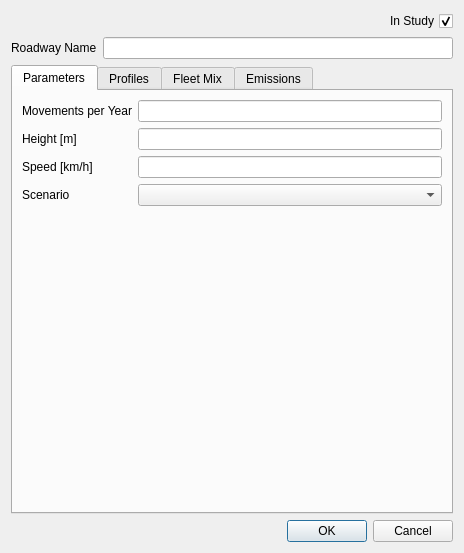
Above: open_alaqs/ui/ui_roadways.ui from eurocontrol-asu/open_alaqs before the change. Below: the same form after it.
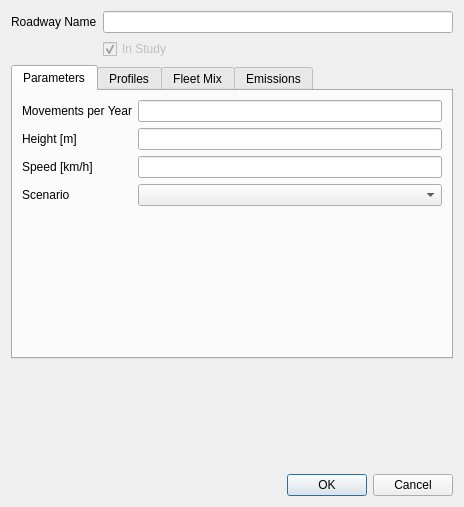
That is the form after the change.

The edit to the form file:
```diff
--- a/open_alaqs/ui/ui_roadways.ui
+++ b/open_alaqs/ui/ui_roadways.ui
@@ -7,7 +7,7 @@
     <x>0</x>
     <y>0</y>
     <width>464</width>
-    <height>553</height>
+    <height>507</height>
    </rect>
   </property>
   <property name="windowTitle">
@@ -25,52 +25,32 @@
      <property name="rightMargin">
       <number>0</number>
      </property>
-     <item row="0" column="1">
-      <layout class="QHBoxLayout" name="horizontalLayout_10">
-       <property name="topMargin">
-        <number>0</number>
-       </property>
-       <property name="rightMargin">
-        <number>0</number>
-       </property>
-       <item>
-        <spacer name="horizontalSpacer_2">
-         <property name="orientation">
-          <enum>Qt::Horizontal</enum>
-         </property>
-         <property name="sizeHint" stdset="0">
-          <size>
-           <width>40</width>
-           <height>20</height>
-          </size>
-         </property>
-        </spacer>
-       </item>
-       <item>
-        <widget class="QCheckBox" name="instudy">
-         <property name="layoutDirection">
-          <enum>Qt::RightToLeft</enum>
-         </property>
-         <property name="text">
-          <string>In Study</string>
-         </property>
-         <property name="checked">
-          <bool>true</bool>
-         </property>
-        </widget>
-       </item>
-      </layout>
-     </item>
-     <item row="1" column="0">
+     <item row="0" column="0">
       <widget class="QLabel" name="label_2">
        <property name="text">
         <string>Roadway Name</string>
        </property>
       </widget>
      </item>
-     <item row="1" column="1">
+     <item row="0" column="1">
       <widget class="QLineEdit" name="roadway_id"/>
      </item>
+     <item row="1" column="1">
+      <widget class="QCheckBox" name="instudy">
+       <property name="enabled">
+        <bool>false</bool>
+       </property>
+       <property name="toolTip">
+        <string>Enable to include the source in the study</string>
+       </property>
+       <property name="text">
+        <string>In Study</string>
+       </property>
+       <property name="checked">
+        <bool>true</bool>
+       </property>
+      </widget>
+     </item>
     </layout>
    </item>
    <item>
@@ -460,6 +440,19 @@
      </widget>
     </widget>
    </item>
+   <item>
+    <spacer name="verticalSpacer">
+     <property name="orientation">
+      <enum>Qt::Vertical</enum>
+     </property>
+     <property name="sizeHint" stdset="0">
+      <size>
+       <width>20</width>
+       <height>40</height>
+      </size>
+     </property>
+    </spacer>
+   </item>
    <item>
     <widget class="QDialogButtonBox" name="buttonBox">
      <property name="orientation">
```
Left out of the diff: 1 changed line with no effect on the pictures.
